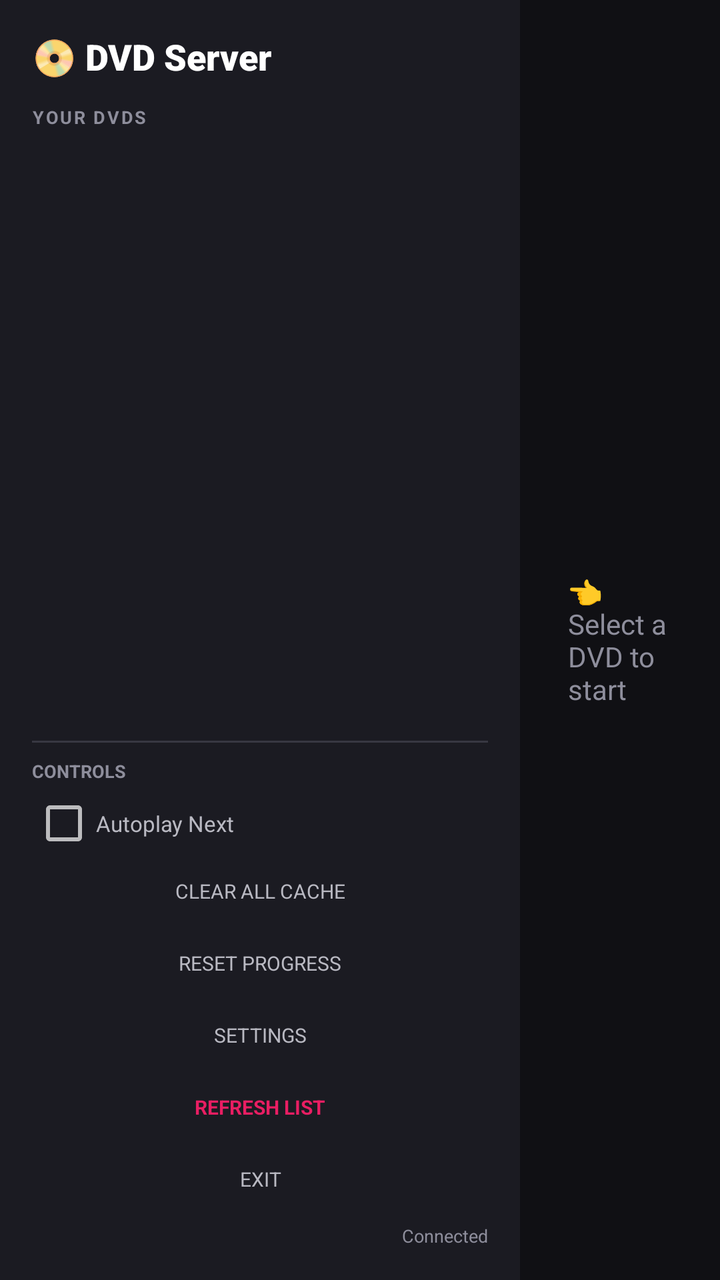
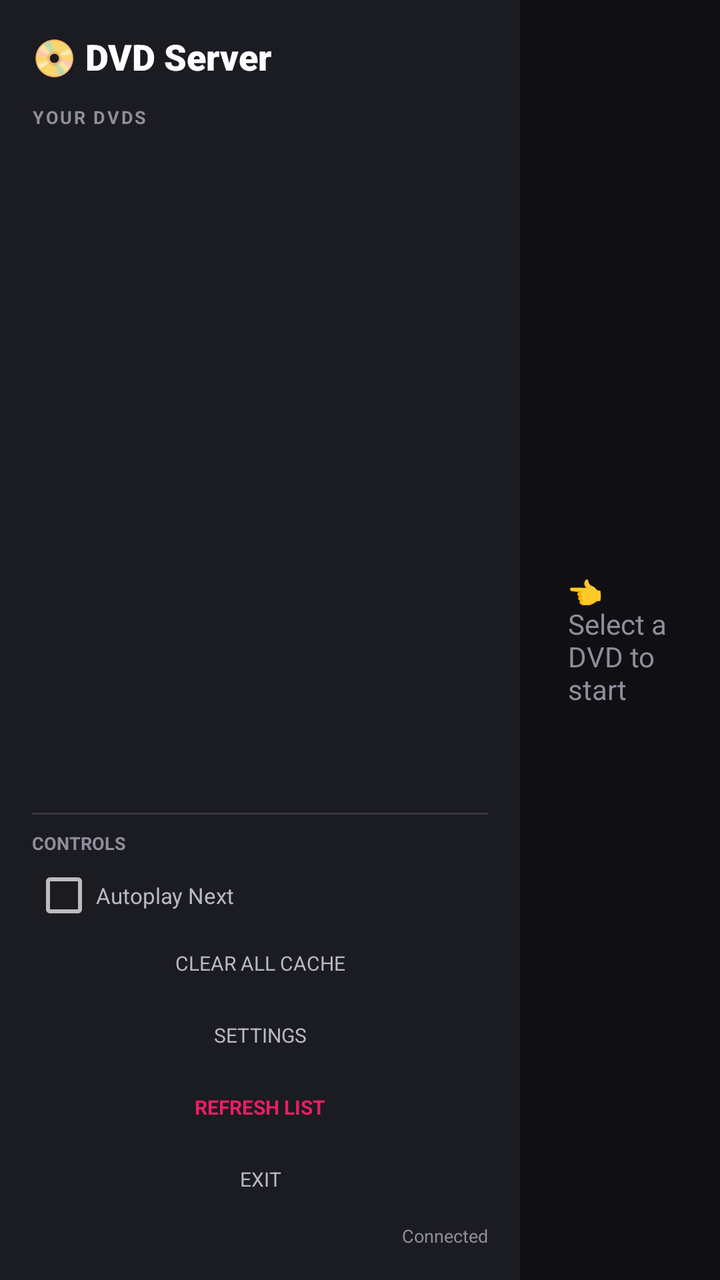

The first picture is an Android layout as it rendered before a commit; the second is the same layout after the commit. The layout source and the unified diff follow.
<!-- AndroidManifest.xml: application theme Theme.DVDServer -->
<!-- res/layout/activity_main.xml -->
<?xml version="1.0" encoding="utf-8"?>
<FrameLayout xmlns:android="http://schemas.android.com/apk/res/android"
    android:layout_width="match_parent"
    android:layout_height="match_parent"
    android:background="@color/bg">

    <LinearLayout
        android:layout_width="match_parent"
        android:layout_height="match_parent"
        android:orientation="horizontal"
        android:baselineAligned="false">

        
        <LinearLayout
            android:id="@+id/sidebar"
            android:layout_width="260dp"
            android:layout_height="match_parent"
            android:orientation="vertical"
            android:background="@color/panel"
            android:padding="16dp">

            <TextView
                android:id="@+id/appTitle"
                android:layout_width="wrap_content"
                android:layout_height="wrap_content"
                android:text="📀 DVD Server"
                android:textColor="@color/text_primary"
                android:textSize="18sp"
                android:fontFamily="sans-serif-black"
                android:layout_marginBottom="12dp" />

            <TextView
                android:layout_width="wrap_content"
                android:layout_height="wrap_content"
                android:text="YOUR DVDS"
                android:textColor="@color/text_dim"
                android:textSize="9sp"
                android:textStyle="bold"
                android:letterSpacing="0.1"
                android:layout_marginBottom="6dp"
                android:tag="label_dvds" />

            <androidx.recyclerview.widget.RecyclerView
                android:id="@+id/dvdRecycler"
                android:layout_width="match_parent"
                android:layout_height="0dp"
                android:layout_weight="1"
                android:scrollbars="vertical"
                android:clipToPadding="false" />

            <View
                android:layout_width="match_parent"
                android:layout_height="1dp"
                android:background="@color/border_soft"
                android:layout_marginVertical="8dp" />

            
            <TextView
                android:layout_width="wrap_content"
                android:layout_height="wrap_content"
                android:text="CONTROLS"
                android:textColor="@color/text_dim"
                android:textSize="9sp"
                android:textStyle="bold"
                android:layout_marginBottom="4dp"
                android:tag="label_controls" />

            <CheckBox
                android:id="@+id/autoplayToggle"
                android:layout_width="match_parent"
                android:layout_height="wrap_content"
                android:text="Autoplay Next"
                android:textColor="@color/text_secondary"
                android:textSize="11sp"
                android:focusable="true" />

            <Button
                android:id="@+id/clearCacheBtn"
                style="@style/Widget.AppCompat.Button.Borderless"
                android:layout_width="match_parent"
                android:layout_height="36dp"
                android:text="CLEAR ALL CACHE"
                android:textSize="10sp"
                android:textColor="@color/text_secondary"
                android:focusable="true"
                android:tag="btn_cache" />

            <Button
                android:id="@+id/resetProgressBtn"
                style="@style/Widget.AppCompat.Button.Borderless"
                android:layout_width="match_parent"
                android:layout_height="36dp"
                android:text="RESET PROGRESS"
                android:textSize="10sp"
                android:textColor="@color/text_secondary"
                android:focusable="true"
                android:tag="btn_reset_progress" />

            <Button
                android:id="@+id/settingsButton"
                style="@style/Widget.AppCompat.Button.Borderless"
                android:layout_width="match_parent"
                android:layout_height="36dp"
                android:text="SETTINGS"
                android:textSize="10sp"
                android:textColor="@color/text_secondary"
                android:focusable="true"
                android:tag="btn_settings" />

            <Button
                android:id="@+id/refreshButton"
                style="@style/Widget.AppCompat.Button.Borderless"
                android:layout_width="match_parent"
                android:layout_height="36dp"
                android:text="REFRESH LIST"
                android:textSize="10sp"
                android:textColor="@color/accent"
                android:textStyle="bold"
                android:focusable="true"
                android:tag="btn_refresh" />

            <Button
                android:id="@+id/exitButton"
                style="@style/Widget.AppCompat.Button.Borderless"
                android:layout_width="match_parent"
                android:layout_height="36dp"
                android:text="EXIT"
                android:textSize="10sp"
                android:textColor="@color/text_secondary"
                android:focusable="true"
                android:tag="btn_exit" />

            <TextView
                android:id="@+id/statusText"
                android:layout_width="match_parent"
                android:layout_height="wrap_content"
                android:text="Connected"
                android:textColor="@color/text_dim"
                android:textSize="9sp"
                android:gravity="end"
                android:layout_marginTop="4dp" />
        </LinearLayout>

        
        <FrameLayout
            android:id="@+id/mainContent"
            android:layout_width="0dp"
            android:layout_height="match_parent"
            android:layout_weight="1"
            android:padding="24dp">

            
            <LinearLayout
                android:id="@+id/emptyState"
                android:layout_width="match_parent"
                android:layout_height="match_parent"
                android:gravity="center"
                android:orientation="vertical">

                <TextView
                    android:layout_width="wrap_content"
                    android:layout_height="wrap_content"
                    android:text="👈 Select a DVD to start"
                    android:textColor="@color/text_dim"
                    android:textSize="14sp"
                    android:tag="empty_text" />
            </LinearLayout>

            
            <LinearLayout
                android:id="@+id/dvdDetails"
                android:layout_width="match_parent"
                android:layout_height="match_parent"
                android:orientation="vertical"
                android:visibility="gone">

                <TextView
                    android:id="@+id/selectedDvdName"
                    android:layout_width="match_parent"
                    android:layout_height="wrap_content"
                    android:text="Movie Name"
                    android:textColor="@color/text_primary"
                    android:textSize="24sp"
                    android:fontFamily="sans-serif-black" />

                <TextView
                    android:id="@+id/selectedDvdPath"
                    android:layout_width="match_parent"
                    android:layout_height="wrap_content"
                    android:text="/path/to/movie"
                    android:textColor="@color/text_dim"
                    android:textSize="11sp"
                    android:layout_marginBottom="16dp" />

                <View
                    android:layout_width="match_parent"
                    android:layout_height="1dp"
                    android:background="@color/border_soft"
                    android:layout_marginBottom="16dp" />

                <LinearLayout
                    android:layout_width="match_parent"
                    android:layout_height="wrap_content"
                    android:orientation="horizontal"
                    android:gravity="center_vertical"
                    android:layout_marginBottom="6dp">

                    <TextView
                        android:layout_width="0dp"
                        android:layout_height="wrap_content"
                        android:layout_weight="1"
                        android:text="SELECT TITLE"
                        android:textColor="@color/text_dim"
                        android:textSize="9sp"
                        android:textStyle="bold"
                        android:letterSpacing="0.1"
                        android:tag="label_select_title" />

                    <TextView
                        android:layout_width="wrap_content"
                        android:layout_height="wrap_content"
                        android:text="SORT BY"
                        android:textColor="@color/text_dim"
                        android:textSize="9sp"
                        android:textStyle="bold"
                        android:layout_marginEnd="8dp"
                        android:tag="label_sort_by" />

                    <Button
                        android:id="@+id/sortButton"
                        style="@style/Widget.AppCompat.Button.Borderless"
                        android:layout_width="120dp"
                        android:layout_height="32dp"
                        android:background="@drawable/tv_card"
                        android:text="By Name"
                        android:textSize="10sp"
                        android:textColor="@color/text_secondary"
                        android:gravity="start|center_vertical"
                        android:paddingStart="8dp"
                        android:focusable="true" />
                </LinearLayout>

                <Button
                    android:id="@+id/titleSelectBtn"
                    style="@style/Widget.AppCompat.Button.Borderless"
                    android:layout_width="match_parent"
                    android:layout_height="42dp"
                    android:background="@drawable/tv_card"
                    android:paddingHorizontal="12dp"
                    android:layout_marginBottom="8dp"
                    android:text="Choose Title..."
                    android:textSize="12sp"
                    android:textColor="@color/text_primary"
                    android:gravity="start|center_vertical"
                    android:focusable="true" />

                <Button
                    android:id="@+id/resetTitleProgressBtn"
                    style="@style/Widget.AppCompat.Button.Borderless"
                    android:layout_width="match_parent"
                    android:layout_height="32dp"
                    android:background="@drawable/tv_card"
                    android:paddingHorizontal="12dp"
                    android:layout_marginBottom="16dp"
                    android:text="RESET TITLE PROGRESS"
                    android:textSize="10sp"
                    android:textColor="@color/text_secondary"
                    android:gravity="center"
                    android:focusable="true" />

                <LinearLayout
                    android:layout_width="match_parent"
                    android:layout_height="wrap_content"
                    android:orientation="horizontal"
                    android:baselineAligned="false">

                    <LinearLayout
                        android:layout_width="0dp"
                        android:layout_height="wrap_content"
                        android:layout_weight="1"
                        android:orientation="vertical"
                        android:layout_marginEnd="8dp">

                        <TextView
                            android:layout_width="wrap_content"
                            android:layout_height="wrap_content"
                            android:text="AUDIO TRACK"
                            android:textColor="@color/text_dim"
                            android:textSize="9sp"
                            android:textStyle="bold"
                            android:layout_marginBottom="4dp"
                            android:tag="label_audio" />

                        <Button
                            android:id="@+id/audioSelectBtn"
                            style="@style/Widget.AppCompat.Button.Borderless"
                            android:layout_width="match_parent"
                            android:layout_height="36dp"
                            android:background="@drawable/tv_card"
                            android:paddingHorizontal="8dp"
                            android:text="Audio"
                            android:textSize="11sp"
                            android:textColor="@color/text_primary"
                            android:gravity="start|center_vertical"
                            android:focusable="true" />
                    </LinearLayout>

                    <LinearLayout
                        android:layout_width="0dp"
                        android:layout_height="wrap_content"
                        android:layout_weight="1"
                        android:orientation="vertical"
                        android:layout_marginStart="8dp">

                        <TextView
                            android:layout_width="wrap_content"
                            android:layout_height="wrap_content"
                            android:text="SUBTITLES"
                            android:textColor="@color/text_dim"
                            android:textSize="9sp"
                            android:textStyle="bold"
                            android:layout_marginBottom="4dp"
                            android:tag="label_subs" />

                        <Button
                            android:id="@+id/subtitleSelectBtn"
                            style="@style/Widget.AppCompat.Button.Borderless"
                            android:layout_width="match_parent"
                            android:layout_height="36dp"
                            android:background="@drawable/tv_card"
                            android:paddingHorizontal="8dp"
                            android:text="Subtitles"
                            android:textSize="11sp"
                            android:textColor="@color/text_primary"
                            android:gravity="start|center_vertical"
                            android:focusable="true" />
                    </LinearLayout>
                </LinearLayout>

                <Button
                    android:id="@+id/playButton"
                    style="@style/Widget.AppCompat.Button.Colored"
                    android:layout_width="160dp"
                    android:layout_height="48dp"
                    android:text="PLAY NOW"
                    android:textSize="13sp"
                    android:textStyle="bold"
                    android:backgroundTint="@color/accent"
                    android:layout_marginTop="24dp"
                    android:focusable="true" />

                <ImageView
                    android:id="@+id/selectedDvdCover"
                    android:layout_width="160dp"
                    android:layout_height="240dp"
                    android:layout_marginTop="32dp"
                    android:scaleType="fitCenter"
                    android:background="@drawable/tv_card"
                    android:visibility="gone" />

            </LinearLayout>
        </FrameLayout>
    </LinearLayout>

    
    <View
        android:id="@+id/dimOverlay"
        android:layout_width="match_parent"
        android:layout_height="match_parent"
        android:background="#E6000000"
        android:visibility="gone"
        android:clickable="true"
        android:focusable="true" />

</FrameLayout>
<!-- resources referenced by this layout -->
<resources>
  <color name="accent">#E91E63</color>
  <color name="bg">#101014</color>
  <color name="border_soft">#383842</color>
  <color name="panel">#1B1B22</color>
  <color name="text_dim">#8E8E9C</color>
  <color name="text_primary">#FFFFFF</color>
  <color name="text_secondary">#B9B9C2</color>
  <!-- drawable tv_card (drawable) -->
  <?xml version="1.0" encoding="utf-8"?>
  <selector xmlns:android="http://schemas.android.com/apk/res/android">
      <item android:state_focused="true">
          <shape>
              <solid android:color="@color/panel_selected"/>
              <corners android:radius="0dp"/>
              <stroke android:width="2dp" android:color="@color/accent"/>
          </shape>
      </item>
      <item>
          <shape>
              <solid android:color="@color/panel"/>
              <corners android:radius="0dp"/>
              <stroke android:width="1dp" android:color="#383842"/>
          </shape>
      </item>
  </selector>
  <style name="Theme.DVDServer" parent="Theme.AppCompat.NoActionBar">
          <item name="android:fontFamily">sans-serif</item>
          <item name="android:windowActionModeOverlay">true</item>
          <item name="android:colorAccent">#E91E63</item>
          <item name="android:navigationBarColor">#000000</item>
          <item name="android:windowLightNavigationBar">false</item>
          <item name="android:windowBackground">#101014</item>
      </style>
  <color name="panel_selected">#30303B</color>
</resources>

<!-- the commit's change to res/layout/activity_main.xml (unified diff, before → after) -->
@@ -84,17 +84,6 @@
                 android:textColor="@color/text_secondary"
                 android:focusable="true"
                 android:tag="btn_cache" />
-
-            <Button
-                android:id="@+id/resetProgressBtn"
-                style="@style/Widget.AppCompat.Button.Borderless"
-                android:layout_width="match_parent"
-                android:layout_height="36dp"
-                android:text="RESET PROGRESS"
-                android:textSize="10sp"
-                android:textColor="@color/text_secondary"
-                android:focusable="true"
-                android:tag="btn_reset_progress" />
 
             <Button
                 android:id="@+id/settingsButton"
